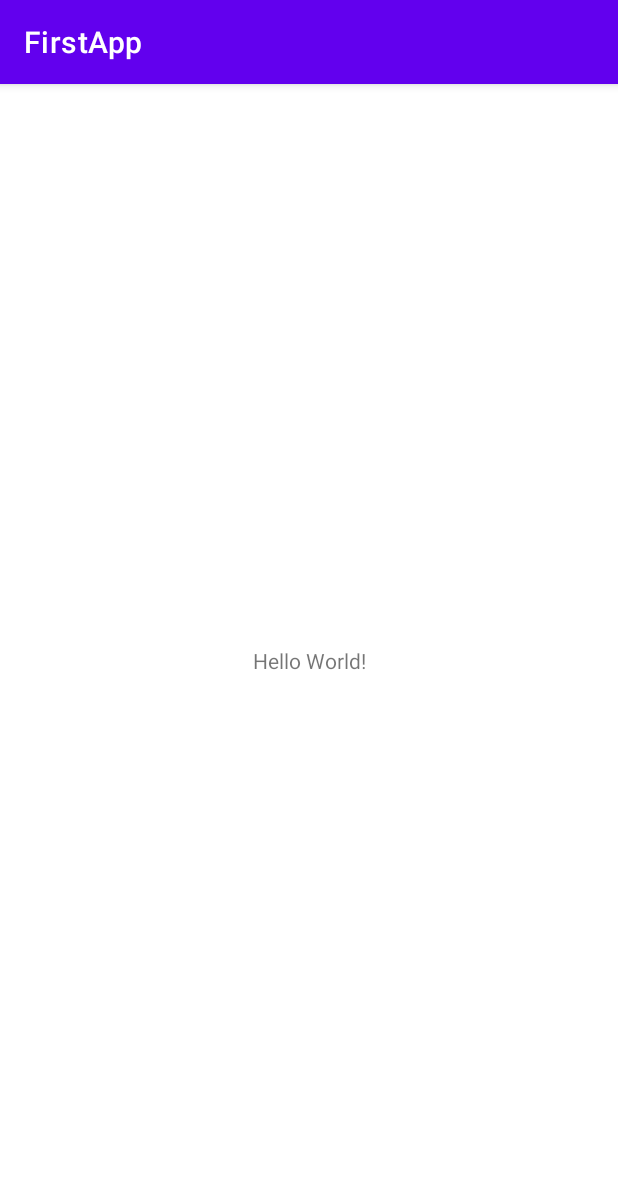
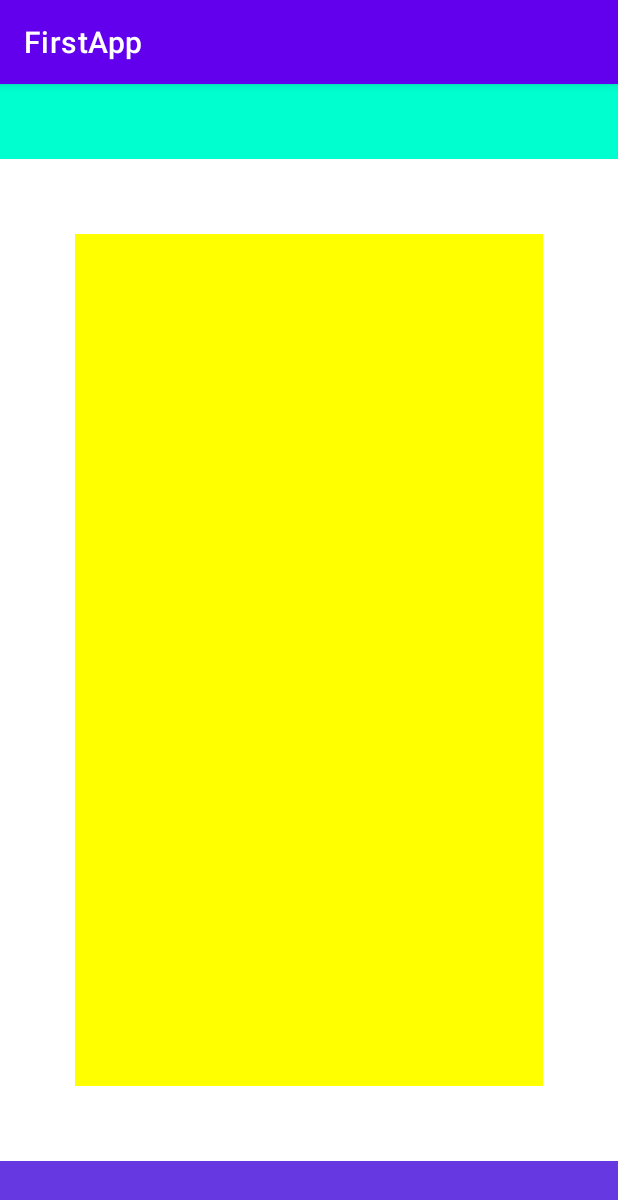
Before and after one commit to AlexeyMelen/FirstApp, an Android app: the screen it shows after launch (MainActivity), on a phone screen of 412 x 824 dp. Shown: the top 1200 px of the screen. Run offline under Robolectric (Android 15) with nearby library versions, the phone set to English and light mode, and no system bars.

Commit message:
project_work_modul_19

```diff
--- a/app/src/main/res/layout/activity_main.xml
+++ b/app/src/main/res/layout/activity_main.xml
@@ -4,15 +4,37 @@
     xmlns:tools="http://schemas.android.com/tools"
     android:layout_width="match_parent"
     android:layout_height="match_parent"
+    android:orientation="vertical"
     tools:context=".MainActivity">
 
-    <TextView
-        android:layout_width="wrap_content"
-        android:layout_height="wrap_content"
-        android:text="Hello World!"
+    <LinearLayout
+        android:id="@+id/menu_bar"
+        android:layout_width="match_parent"
+        android:layout_height="match_parent"
+        android:orientation="vertical"
+        android:layout_marginTop="100sp"
+        android:layout_marginBottom="100sp"
+        android:layout_marginLeft="50sp"
+        android:layout_marginRight="50sp"
+        android:background="#ffff00"
+        app:layout_constraintBottom_toTopOf="@id/bottom_bar"
+        app:layout_constraintTop_toBottomOf="@id/top_bar"
+        tools:ignore="MissingConstraints" />
+
+    <FrameLayout
+        android:id="@+id/bottom_bar"
+        android:layout_width="match_parent"
+        android:layout_height="50sp"
         app:layout_constraintBottom_toBottomOf="parent"
-        app:layout_constraintLeft_toLeftOf="parent"
-        app:layout_constraintRight_toRightOf="parent"
-        app:layout_constraintTop_toTopOf="parent" />
+        android:orientation="horizontal"
+        android:background="#6638e2" />
+
+    <FrameLayout
+        android:id="@+id/top_bar"
+        android:layout_width="match_parent"
+        android:layout_height="50sp"
+        app:layout_constraintTop_toTopOf="parent"
+        android:orientation="horizontal"
+        android:background="#00ffce" />
 
 </androidx.constraintlayout.widget.ConstraintLayout>
```
